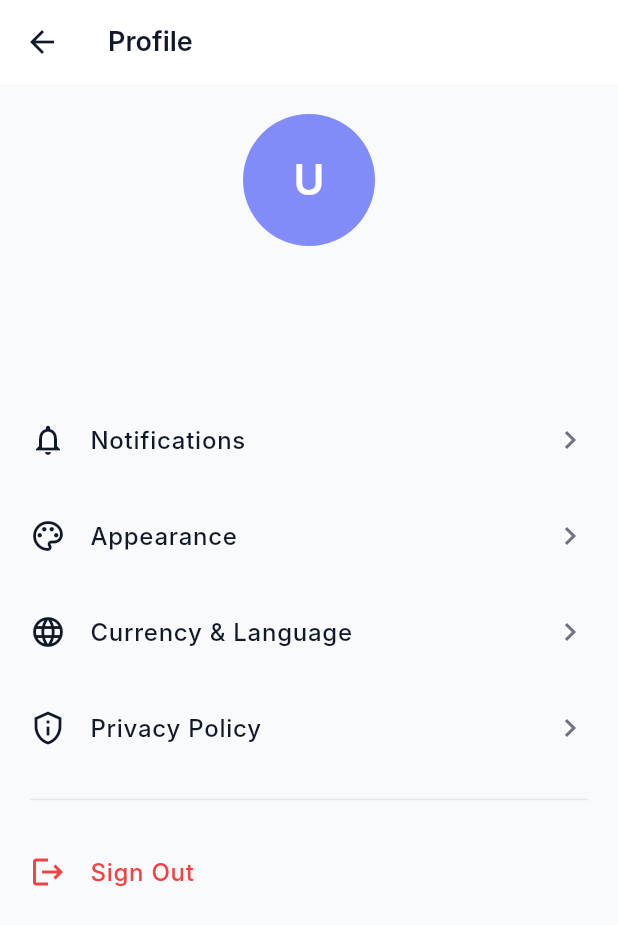
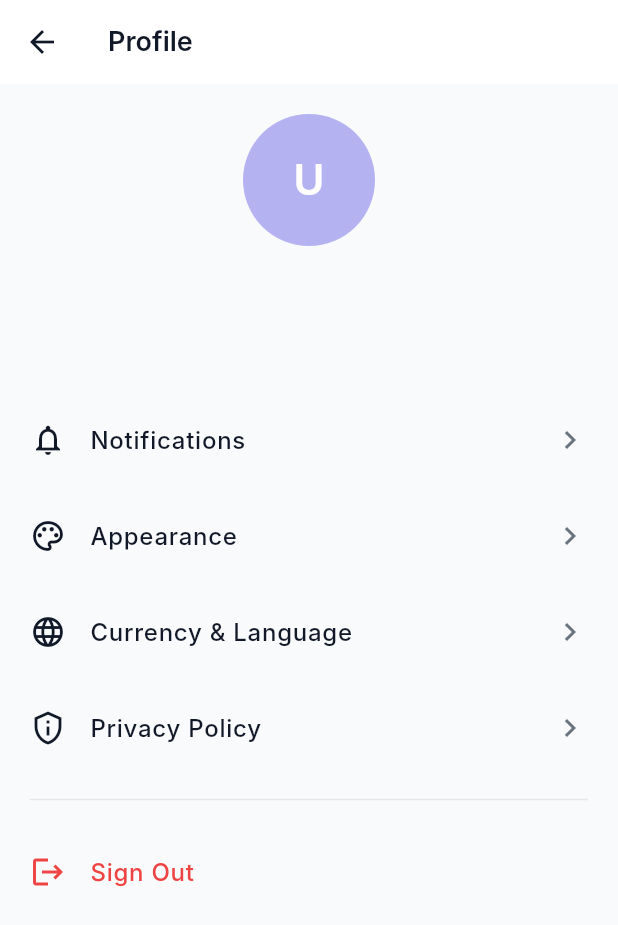
Before and after one commit to Kshitij-25/PayPact-v2, a Flutter app: the HomeScreen screen opened by its route, after a tap on an icon or button, on a phone screen of 412 x 824 dp. Shown: the top 925 px of the screen. Run offline on Flutter 3.47's test engine with Material 3 defaults, Android fonts, the phone set to English and light mode, and no system bars; our stand-ins replace app_links, bloc, cloud_firestore, dartz, equatable, firebase_auth and 10 more; accounts and stored records are empty; Roboto replaces fonts that are missing (Inter).

Commit message:
fixed dark theme
Signed-off-by: Kshitij Passi <kshitij@Kshitijs-MacBook-Pro.local>

```diff
--- a/lib/presentation/screens/expense/add_expense_screen.dart
+++ b/lib/presentation/screens/expense/add_expense_screen.dart
@@ -1,7 +1,6 @@
 import 'package:flutter/material.dart';
 import 'package:flutter_bloc/flutter_bloc.dart';
 import 'package:go_router/go_router.dart';
-import 'package:paypact/core/theme/app_theme.dart';
 import 'package:paypact/domain/entities/expense_entity.dart';
 import 'package:paypact/domain/use_cases/create_expense_use_case.dart';
 import 'package:paypact/presentation/bloc/auth_bloc/auth_bloc.dart';
@@ -174,7 +173,7 @@ class _AddExpenseScreenState extends State<AddExpenseScreen> {
                 child: ChoiceChip(
                   label: Text(_categoryEmoji(cat)),
                   selected: isSelected,
-                  selectedColor: PaypactColors.primary.withOpacity(0.15),
+                  selectedColor: Theme.of(context).colorScheme.primary.withOpacity(0.15),
                   onSelected: (_) => setState(() => _category = cat),
                 ),
               );
@@ -233,7 +232,7 @@ class _AddExpenseScreenState extends State<AddExpenseScreen> {
           ...(members).map((m) => CheckboxListTile(
                 value: _selectedMembers.contains(m.userId),
                 title: Text(m.displayName as String),
-                activeColor: PaypactColors.primary,
+                activeColor: Theme.of(context).colorScheme.primary,
                 contentPadding: EdgeInsets.zero,
                 onChanged: (v) {
                   setState(() {
--- a/lib/presentation/screens/home/home_screen.dart
+++ b/lib/presentation/screens/home/home_screen.dart
@@ -75,7 +75,10 @@ class _HomeScreenState extends State<HomeScreen> {
                 child: BlocBuilder<AuthBloc, AuthState>(
                   builder: (_, state) => CircleAvatar(
                     radius: 18,
-                    backgroundColor: PaypactColors.primaryLight,
+                    backgroundColor: Theme.of(context)
+                        .colorScheme
+                        .primary
+                        .withValues(alpha: 0.4),
                     backgroundImage: state.user?.photoUrl != null
                         ? NetworkImage(state.user!.photoUrl!)
                         : null,
@@ -108,7 +111,7 @@ class _HomeScreenState extends State<HomeScreen> {
                 onPressed: () => context.push('/group/create'),
                 icon: const Icon(Icons.add),
                 label: const Text('New Group'),
-                backgroundColor: PaypactColors.primary,
+                backgroundColor: Theme.of(context).colorScheme.primary,
                 foregroundColor: Colors.white,
               )
             : null,
@@ -226,13 +229,13 @@ class _ActivityTab extends StatelessWidget {
                       '';
               return _ActivityTile(
                 emoji: _categoryEmoji(e.category),
-                emojiColor: PaypactColors.primary,
+                emojiColor: Theme.of(context).colorScheme.primary,
                 title: e.title,
                 subtitle: groupName.isNotEmpty
                     ? '$groupName · ${DateFormat('MMM d').format(e.createdAt)}'
                     : DateFormat('MMM d').format(e.createdAt),
                 amount: '${e.currency} ${e.amount.toStringAsFixed(2)}',
-                amountColor: PaypactColors.textPrimary,
+                amountColor: Theme.of(context).colorScheme.onSurface,
               );
             } else {
               final s = (item as _SettlementActivityItem).settlement;
--- a/lib/presentation/screens/profile/profile_screen.dart
+++ b/lib/presentation/screens/profile/profile_screen.dart
@@ -20,7 +20,10 @@ class ProfileScreen extends StatelessWidget {
               children: [
                 CircleAvatar(
                   radius: 44,
-                  backgroundColor: PaypactColors.primaryLight,
+                  backgroundColor: Theme.of(context)
+                      .colorScheme
+                      .primary
+                      .withValues(alpha: 0.4),
                   backgroundImage: user?.photoUrl != null
                       ? NetworkImage(user!.photoUrl!)
                       : null,
@@ -52,30 +55,35 @@ class ProfileScreen extends StatelessWidget {
           ),
           const SizedBox(height: 32),
           _buildTile(
+            context,
             icon: Icons.notifications_outlined,
             title: 'Notifications',
             onTap: () {},
           ),
           _buildTile(
+            context,
             icon: Icons.palette_outlined,
             title: 'Appearance',
             onTap: () {},
           ),
           _buildTile(
+            context,
             icon: Icons.language_outlined,
             title: 'Currency & Language',
             onTap: () {},
           ),
           _buildTile(
+            context,
             icon: Icons.privacy_tip_outlined,
             title: 'Privacy Policy',
             onTap: () {},
           ),
           const Divider(height: 32),
           _buildTile(
+            context,
             icon: Icons.logout,
             title: 'Sign Out',
-            color: PaypactColors.danger,
+            color: Theme.of(context).colorScheme.error,
             onTap: () => context.read<AuthBloc>().add(AuthSignOutRequested()),
           ),
         ],
@@ -83,18 +91,20 @@ class ProfileScreen extends StatelessWidget {
     );
   }
 
-  Widget _buildTile({
+  Widget _buildTile(
+    BuildContext context, {
     required IconData icon,
     required String title,
     required VoidCallback onTap,
     Color? color,
   }) {
     return ListTile(
-      leading: Icon(icon, color: color ?? PaypactColors.textPrimary),
+      leading:
+          Icon(icon, color: color ?? Theme.of(context).colorScheme.onSurface),
       title: Text(
         title,
         style: TextStyle(
-          color: color ?? PaypactColors.textPrimary,
+          color: color ?? Theme.of(context).colorScheme.onSurface,
           fontWeight: FontWeight.w500,
         ),
       ),
--- a/lib/presentation/widgets/common/empty_states.dart
+++ b/lib/presentation/widgets/common/empty_states.dart
@@ -26,18 +26,19 @@ class EmptyState extends StatelessWidget {
             Container(
               padding: const EdgeInsets.all(20),
               decoration: BoxDecoration(
-                color: PaypactColors.primary.withOpacity(0.08),
+                color: Theme.of(context).colorScheme.primary.withOpacity(0.08),
                 shape: BoxShape.circle,
               ),
-              child: Icon(icon, size: 40, color: PaypactColors.primary),
+              child: Icon(icon,
+                  size: 40, color: Theme.of(context).colorScheme.primary),
             ),
             const SizedBox(height: 20),
             Text(
               title,
-              style: const TextStyle(
+              style: TextStyle(
                 fontSize: 18,
                 fontWeight: FontWeight.w600,
-                color: PaypactColors.textPrimary,
+                color: Theme.of(context).colorScheme.onSurface,
               ),
             ),
             const SizedBox(height: 8),
--- a/lib/presentation/widgets/common/shimmer_loader.dart
+++ b/lib/presentation/widgets/common/shimmer_loader.dart
@@ -1,5 +1,4 @@
 import 'package:flutter/material.dart';
-import 'package:paypact/core/theme/app_theme.dart';
 import 'package:shimmer/shimmer.dart';
 
 class ShimmerLoader extends StatelessWidget {
@@ -9,7 +8,7 @@ class ShimmerLoader extends StatelessWidget {
   @override
   Widget build(BuildContext context) {
     return Shimmer.fromColors(
-      baseColor: PaypactColors.divider,
+      baseColor: Theme.of(context).colorScheme.outline,
       highlightColor: Colors.white,
       child: ListView.separated(
         padding: const EdgeInsets.all(16),
```
Also changed, not shown: lib/presentation/screens/auth/sign_in_screen.dart (+14 -10 lines), lib/presentation/screens/expense/expense_details_screen.dart (+21 -10 lines), lib/presentation/screens/group/create_group_screen.dart (+7 -6 lines), lib/presentation/screens/group/group_details_screen.dart (+12 -11 lines), lib/presentation/widgets/expense/expense_list_item.dart (+5 -5 lines), lib/presentation/widgets/group/balance_summary_card.dart (+5 -3 lines), lib/presentation/widgets/group/debt_card.dart (+5 -4 lines), lib/presentation/widgets/group/group_card.dart (+6 -3 lines).
